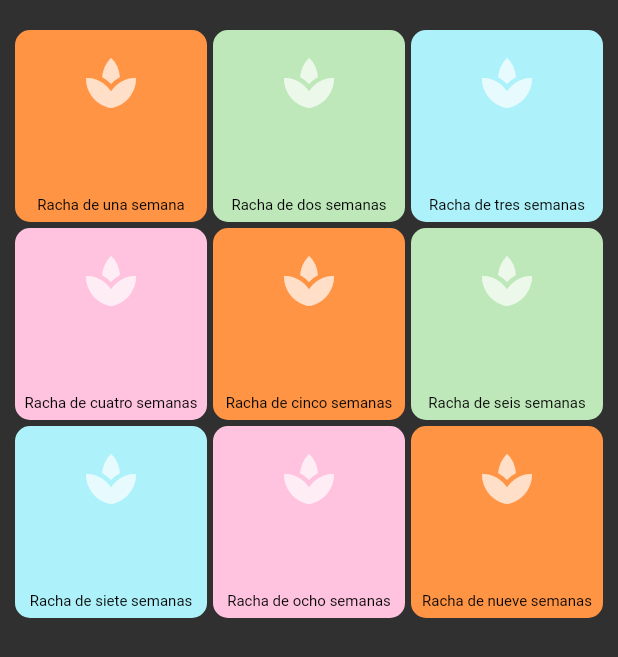
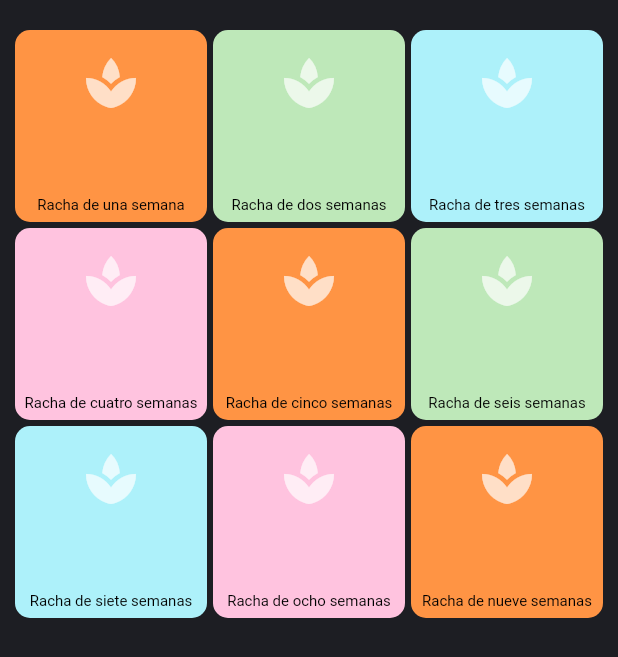
Before and after one commit to ianespana/Proyecto-Final-Flutter, a Flutter app: the screen it shows after launch, after a tap on "Ver todos", on a phone screen of 412 x 824 dp. Shown: the top 657 px of the screen. Run offline on Flutter 3.47's test engine with Material 2 defaults, Android fonts, the phone set to English and light mode, and no system bars; missing offline and left inert: dart:ffi; network calls fail.

Commit message:
Usar colores de tema

```diff
--- a/lib/achievements.dart
+++ b/lib/achievements.dart
@@ -7,6 +7,7 @@ class Achievements extends StatelessWidget {
   @override
   Widget build(BuildContext context) {
     return Scaffold(
+      backgroundColor: Theme.of(context).colorScheme.background,
       body: GridView.extent(
           maxCrossAxisExtent: 150,
           padding: const EdgeInsets.symmetric(horizontal: 10.0, vertical: 20.0),
--- a/lib/main.dart
+++ b/lib/main.dart
@@ -47,7 +47,44 @@ class MyApp extends StatelessWidget {
           onSurface: Colors.white,
         ),
       ),
-        home: Builder(
+      home: Home(
+        userName: userName,
+        profileImage: profileImage,
+        balance: balance,
+      ),
+    );
+  }
+}
+
+class Home extends StatefulWidget {
+  final String userName;
+  final String profileImage;
+  final double balance;
+
+  const Home(
+      {super.key,
+      required this.userName,
+      required this.profileImage,
+      required this.balance});
+
+  @override
+  State<Home> createState() => _HomeState(
+      userName: userName, profileImage: profileImage, balance: balance);
+}
+
+class _HomeState extends State<Home> {
+  final String userName;
+  final String profileImage;
+  final double balance;
+
+  _HomeState(
+      {required this.userName,
+      required this.profileImage,
+      required this.balance});
+
+  @override
+  Widget build(BuildContext context) {
+    return Builder(
       builder: (context) => Scaffold(
         appBar: AppBar(
           backgroundColor: Colors.transparent,
@@ -55,17 +92,17 @@ class MyApp extends StatelessWidget {
           elevation: 0.0,
         ),
         drawer: Drawer(
-              backgroundColor: backgroundColor,
+          backgroundColor: Theme.of(context).colorScheme.background,
           child: ListView(
             padding: EdgeInsets.zero,
             children: [
-                  const SizedBox(
+              SizedBox(
                 height: 64,
                 child: DrawerHeader(
                   decoration: BoxDecoration(
-                        color: backgroundColor,
+                    color: Theme.of(context).colorScheme.background,
                   ),
-                      child: Text(""),
+                  child: const Text(""),
                 ),
               ),
               ListTile(
@@ -93,20 +130,26 @@ class MyApp extends StatelessWidget {
             ],
           ),
         ),
-            backgroundColor: backgroundColor,
+        backgroundColor: Theme.of(context).colorScheme.background,
         body: SingleChildScrollView(
           scrollDirection: Axis.vertical,
           child: Column(
             children: [
-                  TitleBar(userName: userName,),
-                  ProfileCard(userName: userName, profileImage: profileImage, balance: balance,),
+              TitleBar(
+                userName: userName,
+              ),
+              ProfileCard(
+                userName: userName,
+                profileImage: profileImage,
+                balance: balance,
+              ),
               const AchievementsSection(),
               const StocksSection(),
             ],
           ),
         ),
       ),
-        ));
+    );
   }
 }
 
@@ -141,7 +184,11 @@ class ProfileCard extends StatelessWidget {
   final String profileImage;
   final double balance;
 
-  const ProfileCard({super.key, required this.userName, required this.profileImage, required this.balance});
+  const ProfileCard(
+      {super.key,
+      required this.userName,
+      required this.profileImage,
+      required this.balance});
 
   @override
   Widget build(BuildContext context) {
@@ -162,7 +209,7 @@ class ProfileCard extends StatelessWidget {
           margin: const EdgeInsets.only(left: 20, right: 20),
           height: 90,
           decoration: BoxDecoration(
-            color: primaryColor,
+            color: Theme.of(context).colorScheme.primary,
             borderRadius: BorderRadius.circular(10),
           ),
           child: Padding(
@@ -204,8 +251,7 @@ class ProfileCard extends StatelessWidget {
                     ),
                   ],
                 ),
-                const Flexible(
-                    fit: FlexFit.tight, child: SizedBox()),
+                const Flexible(fit: FlexFit.tight, child: SizedBox()),
                 const Icon(
                   Icons.arrow_forward_ios,
                   color: Colors.white70,
@@ -245,8 +291,7 @@ class AchievementsSection extends StatelessWidget {
                   Navigator.push(
                       context,
                       MaterialPageRoute(
-                          builder: (context) =>
-                          const Achievements()));
+                          builder: (context) => const Achievements()));
                 },
                 child: const Text(
                   "Ver todos",
@@ -352,8 +397,7 @@ class StocksSection extends StatelessWidget {
                   Navigator.push(
                       context,
                       MaterialPageRoute(
-                          builder: (context) =>
-                          const Achievements()));
+                          builder: (context) => const Achievements()));
                 },
                 child: const Text(
                   "Ver todo",
@@ -374,42 +418,42 @@ class StocksSection extends StatelessWidget {
               crossAxisCount: 2,
               mainAxisSpacing: 13,
               crossAxisSpacing: 18,
-              children: const [
+              children: [
                 Stock(
                   name: 'AMD',
                   value: 73.12,
                   percentage: -3.06,
-                  color: primaryColor,
+                  color: Theme.of(context).colorScheme.primary,
                 ),
                 Stock(
                   name: 'Apple',
                   value: 143.17,
                   percentage: -1.90,
-                  color: primaryColor,
+                  color: Theme.of(context).colorScheme.primary,
                 ),
                 Stock(
                   name: 'Cisco',
                   value: 48.17,
                   percentage: -0.69,
-                  color: primaryColor,
+                  color: Theme.of(context).colorScheme.primary,
                 ),
                 Stock(
                   name: 'Dell',
                   value: 39.85,
                   percentage: -1.14,
-                  color: primaryColor,
+                  color: Theme.of(context).colorScheme.primary,
                 ),
                 Stock(
                   name: 'Facebook',
                   value: 147.6,
                   percentage: -2.72,
-                  color: primaryColor,
+                  color: Theme.of(context).colorScheme.primary,
                 ),
                 Stock(
                   name: 'Garmin',
                   value: 97.75,
                   percentage: -0.96,
-                  color: primaryColor,
+                  color: Theme.of(context).colorScheme.primary,
                 ),
               ],
             ),
--- a/lib/profile.dart
+++ b/lib/profile.dart
@@ -14,6 +14,7 @@ class Profile extends StatelessWidget {
   @override
   Widget build(BuildContext context) {
     return Scaffold(
+      backgroundColor: Theme.of(context).colorScheme.background,
       body: Column(
         children: [
           CircleAvatar(
```
Lines whose indentation alone changed are shown as unchanged.
